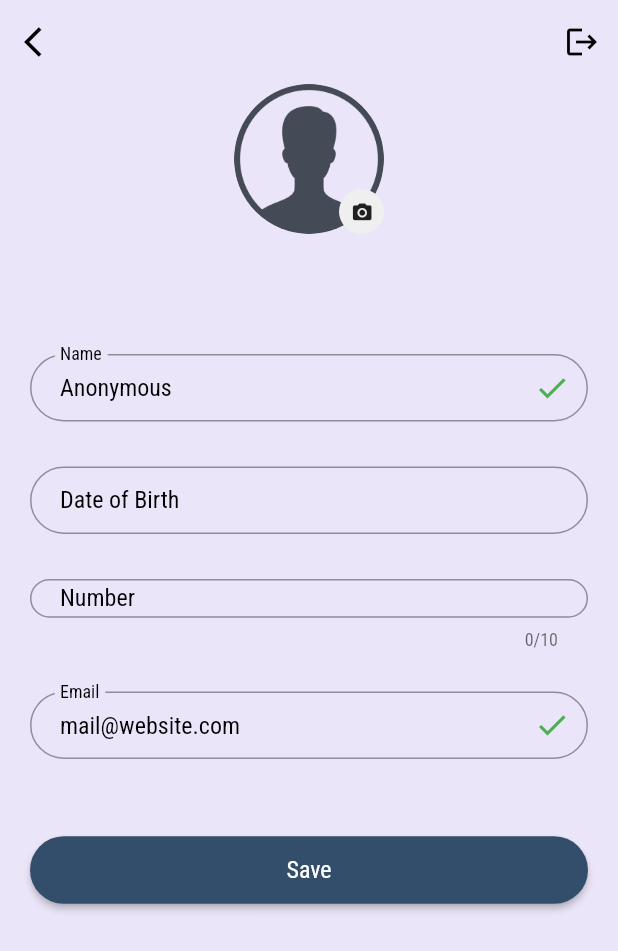
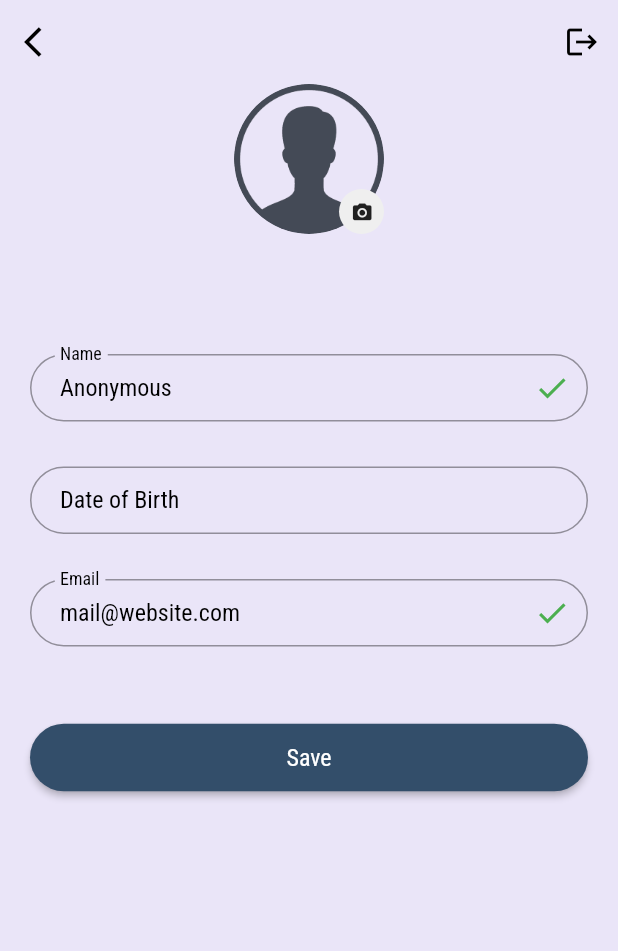
Before and after one commit to Assassin2411/to_do_list_App, a Flutter app: the ProfileScreen screen opened by its route, on a phone screen of 412 x 824 dp. Shown: the top 951 px of the screen. Run offline on Flutter 3.47's test engine with Material 2 defaults, Android fonts, the phone set to English and light mode, and no system bars; our stand-ins replace cached_network_image, cloud_firestore, firebase_auth, firebase_core, firebase_messaging, firebase_storage and 6 more; accounts and stored records are empty.

```diff
--- a/lib/screens/profile_screen.dart
+++ b/lib/screens/profile_screen.dart
@@ -258,24 +258,24 @@ class _ProfileScreenState extends State<ProfileScreen> {
                 controller: _dobController,
                 readOnly: profile.dobUpdate,
               ),
-              const SizedBox(height: 30),
-              TextFormField(
-                decoration:
-                    kTextFieldInputDecoration(context, 'Number', '').copyWith(
-                  suffixIcon: Icon(
-                    Icons.check,
-                    color: !profile.phoneUpdate
-                        ? Theme.of(context).colorScheme.surface
-                        : Colors.green,
-                  ),
-                ),
-                style: TextStyle(
-                  color: Theme.of(context).colorScheme.onSurface,
-                ),
-                controller: _phoneNumberController,
-                maxLength: 10,
-                readOnly: profile.phoneUpdate,
-              ),
+              // const SizedBox(height: 30),
+              // TextFormField(
+              //   decoration:
+              //       kTextFieldInputDecoration(context, 'Number', '').copyWith(
+              //     suffixIcon: Icon(
+              //       Icons.check,
+              //       color: !profile.phoneUpdate
+              //           ? Theme.of(context).colorScheme.surface
+              //           : Colors.green,
+              //     ),
+              //   ),
+              //   style: TextStyle(
+              //     color: Theme.of(context).colorScheme.onSurface,
+              //   ),
+              //   controller: _phoneNumberController,
+              //   maxLength: 10,
+              //   readOnly: profile.phoneUpdate,
+              // ),
               const SizedBox(height: 30),
               TextFormField(
                 decoration:
```
